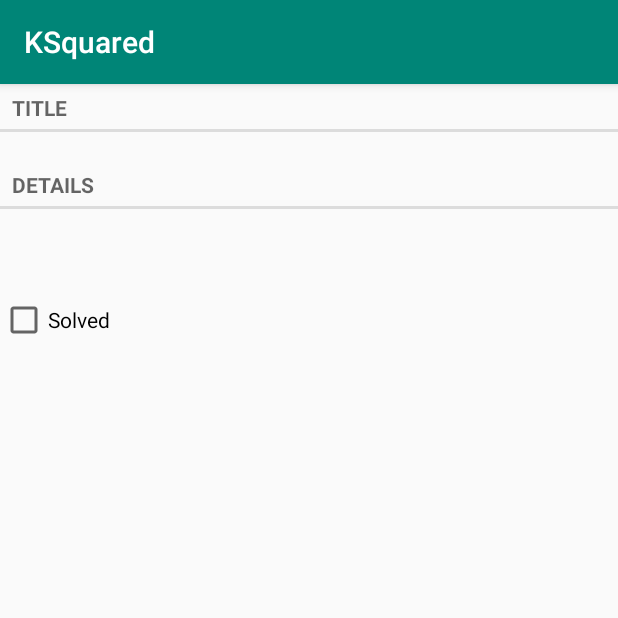
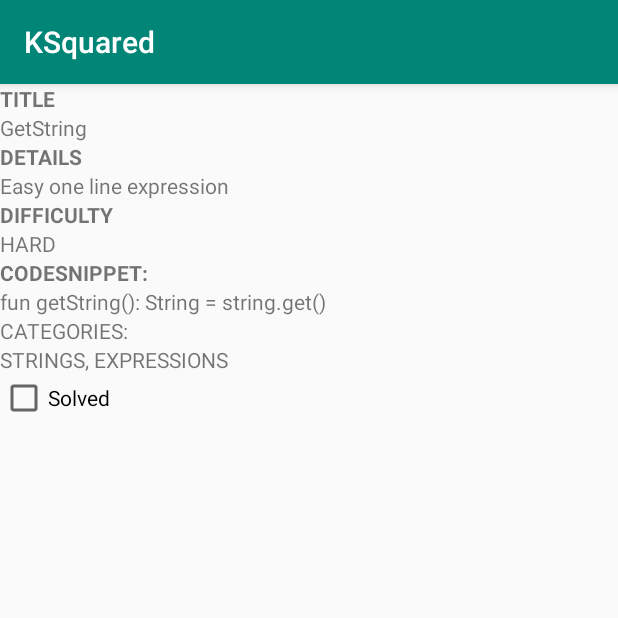
Before and after one commit to msmele345/KSqaured, an Android app: the fragment AlgorithmDetailFragment placed in its activity, on a phone screen of 412 x 824 dp, the top half of it. Run offline under Robolectric (Android 15) with nearby library versions, the phone set to English and light mode, and no system bars.

Commit message:
Add call back interface for HostActivity and BaseActivity for KoinModule

```diff
--- a/app/src/main/AndroidManifest.xml
+++ b/app/src/main/AndroidManifest.xml
@@ -8,6 +8,7 @@
 
     <application
         android:allowBackup="true"
+        android:name=".BaseApplication"
         android:icon="@mipmap/ic_launcher"
         android:label="@string/app_name"
         android:roundIcon="@mipmap/ic_launcher_round"
--- a/app/src/main/java/com/mitchmele/ksquared/base/BaseDataSource.kt
+++ b/app/src/main/java/com/mitchmele/ksquared/base/BaseDataSource.kt
@@ -2,11 +2,10 @@
 
 import com.mitchmele.ksquared.algo_store.ResultData
 import retrofit2.Response
-import retrofit2.http.GET
 
-abstract class BaseDataSource {
+abstract class BaseDataSource : NetworkClient {
 
-    suspend fun <T> getData(call: suspend () -> Response<T>): ResultData<T> {
+   override suspend fun <T> getData(call: suspend () -> Response<T>): ResultData<T> {
         call().let { response ->
             if (response.isSuccessful) {
                 val body = response.body()
@@ -17,7 +16,13 @@
         }
     }
 
-    private fun <T> showError(errorMessage: String): ResultData<T> {
+    override fun <T> showError(errorMessage: String): ResultData<T> {
         return ResultData.failure("Network call has failed for a following reason: $errorMessage")
     }
 }
+
+
+interface NetworkClient  {
+    suspend fun <T> getData(call: suspend () -> Response<T>): ResultData<T>
+    fun <T> showError(errorMessage: String): ResultData<T>
+}
--- a/app/src/main/java/com/mitchmele/ksquared/repository/network/AlgorithmApi.kt
+++ b/app/src/main/java/com/mitchmele/ksquared/repository/network/AlgorithmApi.kt
@@ -1,6 +1,5 @@
 package com.mitchmele.ksquared.repository.network
 
-import com.mitchmele.ksquared.algo_store.AlgorithmSummaryResponse
 import com.mitchmele.ksquared.model.Algorithm
 import retrofit2.Response
 import retrofit2.http.GET
--- a/app/src/main/java/com/mitchmele/ksquared/repository/network/AlgorithmKoinServiceApi.kt
+++ b/app/src/main/java/com/mitchmele/ksquared/repository/network/AlgorithmKoinServiceApi.kt
@@ -1,5 +1,6 @@
 package com.mitchmele.ksquared.repository.network
 
+import okhttp3.OkHttpClient
 import retrofit2.Retrofit
 import retrofit2.converter.moshi.MoshiConverterFactory
 
@@ -16,3 +17,5 @@
     }
 
 }
+
+//add this to constructor of repository and add to koin
--- a/app/src/main/java/com/mitchmele/ksquared/repository/network/AlgorithmRepository.kt
+++ b/app/src/main/java/com/mitchmele/ksquared/repository/network/AlgorithmRepository.kt
@@ -6,11 +6,7 @@
 
 class AlgorithmRepository : BaseDataSource() {
 
-    var client = ApiFactory.webservice
-
-    suspend fun getAlgorithms(): List<Algorithm> {
-        return client.getAlgorithms()
-    }
+    var client = ApiFactory.algoApi
 
     suspend fun getResponseAlgos(): ResultData<List<Algorithm>> {
         return getData { client.getResponseAlgorithms() }
--- a/app/src/main/java/com/mitchmele/ksquared/ui/AlgorithmListFragment.kt
+++ b/app/src/main/java/com/mitchmele/ksquared/ui/AlgorithmListFragment.kt
@@ -1,5 +1,6 @@
 package com.mitchmele.ksquared.ui
 
+import android.content.Context
 import android.os.Bundle
 import android.util.Log
 import android.view.LayoutInflater
@@ -10,7 +11,6 @@
 import android.widget.TextView
 import androidx.fragment.app.Fragment
 import androidx.lifecycle.Observer
-import androidx.lifecycle.ViewModelProviders
 import androidx.recyclerview.widget.DividerItemDecoration
 import androidx.recyclerview.widget.LinearLayoutManager
 import androidx.recyclerview.widget.RecyclerView
@@ -19,25 +19,27 @@
 import com.mitchmele.ksquared.algo_store.UIViewState
 import com.mitchmele.ksquared.model.Algorithm
 import kotlinx.android.synthetic.main.error_view.*
+import kotlinx.android.synthetic.main.fragment_algo_list.*
 import kotlinx.android.synthetic.main.progress_spinner.*
-import java.util.*
+import org.koin.androidx.viewmodel.ext.android.viewModel
 
 private const val TAG = "AlgorithmListFragment"
 
 class AlgorithmListFragment : Fragment() {
 
     interface CallBacks {
-        fun onAlgorithmSelected(algoId: UUID)
+        fun onAlgorithmSelected(algoId: String)
     }
+
+    private var callBacks: CallBacks? = null
 
     private lateinit var algoRecyclerView: RecyclerView
     private lateinit var retryButton: Button
 
     private val algorithmViewModel: AlgorithmViewModel
-            by lazy { ViewModelProviders.of(this).get(AlgorithmViewModel::class.java) }
+            by viewModel()
 
     private var algorithmAdapter: AlgorithmAdapter? = AlgorithmAdapter(emptyList())
-
 
     override fun onCreateView(
         inflater: LayoutInflater,
@@ -56,7 +58,7 @@
         )
         algoRecyclerView = view.findViewById(R.id.algo_recycler_view) as RecyclerView
         algoRecyclerView.layoutManager = LinearLayoutManager(context)
-        algorithmAdapter = algorithmAdapter
+        algoRecyclerView.adapter = algorithmAdapter
 
 
 
@@ -69,7 +71,7 @@
         setViewState(UIViewState.Loading)
 
         algorithmViewModel.algorithmLiveDataRetro.observe(
-            this, Observer { algorithms ->
+            viewLifecycleOwner, Observer { algorithms ->
                 algorithms?.let { data ->
                     when(data) {
                         is ResultData.Success -> {
@@ -120,7 +122,7 @@
         }
 
         override fun onClick(v: View?) {
-
+            callBacks?.onAlgorithmSelected(algorithm.name)
         }
     }
 
@@ -144,7 +146,7 @@
     private fun setViewState(uiViewState: UIViewState) {
         progress_spinner.visibility = View.GONE
         default_error_view.visibility = View.GONE
-        //start with recycler view as gone
+        algo_recycler_view.visibility = View.GONE
         return when (uiViewState) {
             is UIViewState.Loading -> {
                 progress_spinner.visibility = View.VISIBLE
@@ -153,6 +155,7 @@
             } //empty view is visible
             is UIViewState.UISuccess -> {
                 progress_spinner.visibility = View.GONE
+                algo_recycler_view.visibility = View.VISIBLE
                 //SETUP to show recycler view here VISIBLE
             }
             is UIViewState.UIError -> {
@@ -162,23 +165,20 @@
         }
     }
 
+    override fun onAttach(context: Context) {
+        super.onAttach(context)
+        callBacks = context as CallBacks?
+    }
+
+
+    override fun onDetach() {
+        super.onDetach()
+        callBacks = null
+    }
+
     companion object {
         fun newInstance(): AlgorithmListFragment {
             return AlgorithmListFragment()
         }
     }
 }
-
-
-//OLD WAY WITHOUT RESULTDATA
-//        algorithmViewModel.algorithmLiveData.observe(
-//            this, Observer { algorithms ->
-//                algorithms?.let {algorithms ->
-//                    Log.d(TAG, "Got Algorithms: ${algorithms.size}")
-//                    updateUI(it)
-//                    }
-//                }
-//            }
-//        )
-//
-//        updateUI(algorithmViewModel.algorithms)
--- a/app/src/main/java/com/mitchmele/ksquared/ui/AlgorithmViewModel.kt
+++ b/app/src/main/java/com/mitchmele/ksquared/ui/AlgorithmViewModel.kt
@@ -5,15 +5,16 @@
 import com.mitchmele.ksquared.algo_store.ResultData
 import com.mitchmele.ksquared.algo_store.getRandom
 import com.mitchmele.ksquared.model.Algorithm
+import com.mitchmele.ksquared.repository.network.AlgorithmKoinServiceApi
 import com.mitchmele.ksquared.repository.network.AlgorithmRepository
 import kotlinx.coroutines.Dispatchers
+import org.koin.core.KoinComponent
+import org.koin.core.context.GlobalContext.get
 import java.util.*
 
-class AlgorithmViewModel : ViewModel() {
-
-    private val algoRepository = AlgorithmRepository()
-    //OR pass api to repository constructor and initialize like this:
-    //private val repository = AlgorithmRepository(ApiFactory.algoApi)
+class AlgorithmViewModel(
+    private val algoRepository: AlgorithmRepository
+) : ViewModel() {
 
     //wraps response in live data automatically
     //BaseDataSource is managing the errorHandling
--- a/app/src/main/res/layout/fragment_algorithm.xml
+++ b/app/src/main/res/layout/fragment_algorithm.xml
@@ -1,52 +1,104 @@
 <?xml version="1.0" encoding="utf-8"?>
 <LinearLayout xmlns:android="http://schemas.android.com/apk/res/android"
     xmlns:tools="http://schemas.android.com/tools"
-    android:orientation="vertical" android:layout_width="match_parent"
-    android:layout_height="match_parent">
+    android:layout_width="match_parent"
+    android:layout_height="match_parent"
+    android:orientation="vertical">
 
-    <TextView
-        style="?android:listSeparatorTextViewStyle"
+    <LinearLayout
+        android:id="@+id/algo_detail_view"
         android:layout_width="match_parent"
-        android:layout_height="wrap_content"
-        android:text="@string/algorithm_details_title"/>
-
-    <TextView
-        android:id="@+id/algorithm_title"
-        android:layout_width="match_parent"
-        android:layout_height="wrap_content"/>
+        android:layout_height="match_parent"
+        android:orientation="vertical">
 
 
         <TextView
-        style="?android:listSeparatorTextViewStyle"
+            android:id="@+id/name_label"
             android:layout_width="match_parent"
             android:layout_height="wrap_content"
-        android:text="@string/algorithm_details_label"/>
+            android:text="@string/algorithm_details_title"
+            android:textAllCaps="true"
+            android:textStyle="bold" />
+
+        <TextView
+            android:id="@+id/name_value"
+            android:layout_width="match_parent"
+            android:layout_height="wrap_content"
+            android:text="GetString" />
 
 
         <TextView
-        android:id="@+id/algorithm_difficulty"
+            android:id="@+id/details_label"
             android:layout_width="match_parent"
             android:layout_height="wrap_content"
-        tools:text="HARD"/>
+            android:text="@string/algorithm_details_label"
+            android:textAllCaps="true"
+            android:textStyle="bold" />
+
+
+        <TextView
+            android:id="@+id/details_value"
+            android:layout_width="match_parent"
+            android:layout_height="wrap_content"
+            android:text="Easy one line expression" />
+
+        <TextView
+            android:id="@+id/difficulty_label"
+            android:layout_width="match_parent"
+            android:layout_height="wrap_content"
+            android:text="Difficulty"
+            android:textAllCaps="true"
+            android:textStyle="bold" />
+
+
+        <TextView
+            android:id="@+id/difficulty_value"
+            android:layout_width="match_parent"
+            android:layout_height="wrap_content"
+            android:text="HARD" />
+
+
+        <TextView
+            android:layout_width="match_parent"
+            android:layout_height="wrap_content"
+            android:text="CodeSnippet:"
+            android:textAllCaps="true"
+            android:textStyle="bold" />
 
         <TextView
             android:id="@+id/algorithm_code_snippet"
             android:layout_width="match_parent"
             android:layout_height="wrap_content"
-        tools:text="fun getString(): String = string.get()"/>
+            android:text="fun getString(): String = string.get()" />
+
 
         <TextView
-        android:id="@+id/algorithm_categories"
+            android:id="@+id/category_label"
             android:layout_width="match_parent"
             android:layout_height="wrap_content"
-        tools:text="fun getString(): String = string.get()"/>
+            android:text="CATEGORIES:" />
+
+
+        <TextView
+            android:id="@+id/categories_value"
+            android:layout_width="match_parent"
+            android:layout_height="wrap_content"
+            android:text="STRINGS, EXPRESSIONS" />
 
         <CheckBox
             android:id="@+id/algorithm_solved"
             android:layout_width="match_parent"
             android:layout_height="wrap_content"
-        android:text="@string/algorithm_solved_label"/>
-
-
+            android:text="@string/algorithm_solved_label" />
 
     </LinearLayout>
+
+    <include
+        layout="@layout/progress_spinner"
+        android:visibility="gone" />
+
+    <include
+        layout="@layout/error_view"
+        android:visibility="gone" />
+
+</LinearLayout>
--- a/build.gradle
+++ b/build.gradle
@@ -9,7 +9,7 @@
 
     }
     dependencies {
-        classpath 'com.android.tools.build:gradle:3.5.1'
+        classpath 'com.android.tools.build:gradle:3.6.1'
         classpath "org.jetbrains.kotlin:kotlin-gradle-plugin:$kotlin_version"
         // NOTE: Do not place your application dependencies here; they belong
         // in the individual module build.gradle files
```
Also changed, not shown: app/build.gradle (+12 -7 lines), app/src/main/java/com/mitchmele/ksquared/BaseApplication.kt (+32 -0 lines), app/src/main/java/com/mitchmele/ksquared/MainActivity.kt (+7 -8 lines), app/src/main/java/com/mitchmele/ksquared/algo_store/AlgoStore.kt (+1 -9 lines), app/src/main/java/com/mitchmele/ksquared/model/Algorithm.kt (+29 -1 lines), app/src/main/java/com/mitchmele/ksquared/repository/network/ApiFactory.kt (+27 -5 lines), app/src/main/java/com/mitchmele/ksquared/ui/AlgorithmDetailFragment.kt (+27 -18 lines), app/src/main/java/com/mitchmele/ksquared/ui/AlgorithmDetailViewModel.kt (+3 -15 lines), gradle/wrapper/gradle-wrapper.properties, 2 other files. Lines whose indentation alone changed are shown as unchanged.
